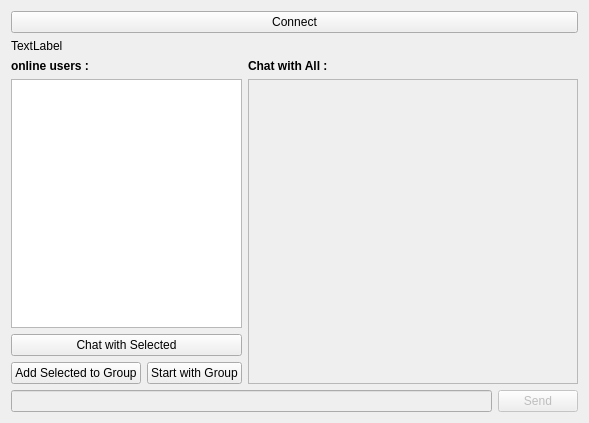
This is Client-Side/chatwindow.ui in asemdreibati/IM-chat as Qt 5 draws it before an edit. The edited form follows.
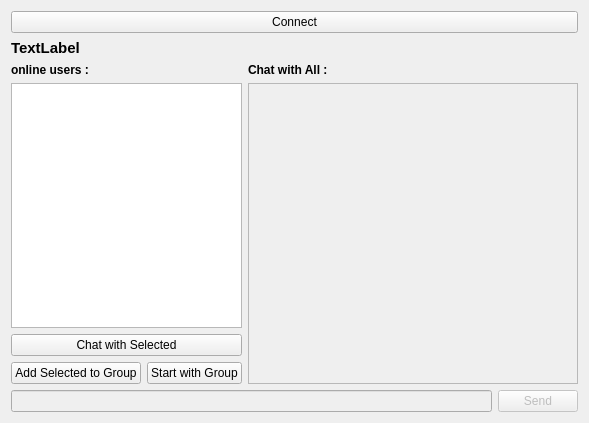
This is the edited form.

```diff
--- a/Client-Side/chatwindow.ui
+++ b/Client-Side/chatwindow.ui
@@ -23,6 +23,13 @@
    </item>
    <item>
     <widget class="QLabel" name="user_name">
+     <property name="font">
+      <font>
+       <pointsize>11</pointsize>
+       <weight>75</weight>
+       <bold>true</bold>
+      </font>
+     </property>
      <property name="text">
       <string>TextLabel</string>
      </property>
```
